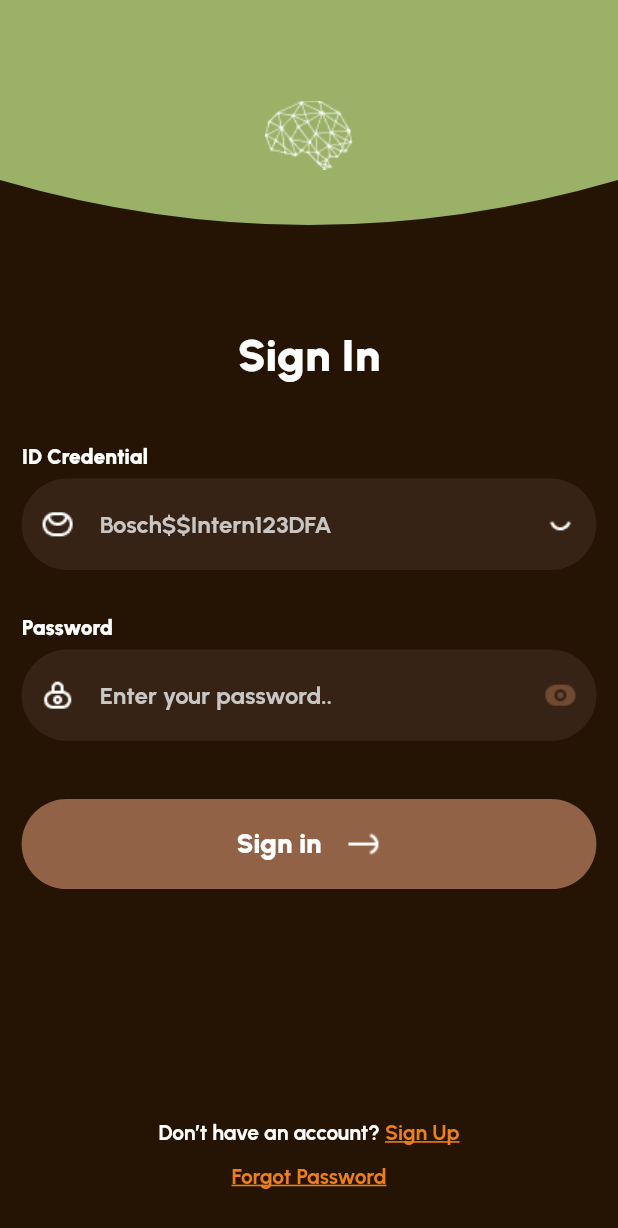
After one commit to HoucemHb/BrainPulse_SolutionChallenge, a Flutter app: the _LoginPageUI screen opened directly, on a phone screen of 412 x 824 dp. The commit adds this screen. Shown: the top 1228 px of the screen. Run offline on Flutter 3.47's test engine with Material 3 defaults, Android fonts, the phone set to English and light mode, and no system bars; our stand-ins replace bloc, flutter_bloc, flutter_native_splash, gap, google_fonts, just_audio and 3 more.

Commit message:
Feat(Login): login page ui

```diff
--- /dev/null
+++ b/lib/Features/Authentication/cubit/form_validator_cubit.dart
@@ -0,0 +1,52 @@
+import 'package:bloc/bloc.dart';
+import 'package:flutter/material.dart';
+import 'package:meta/meta.dart';
+
+part 'form_validator_state.dart';
+
+class FormValidatorCubit extends Cubit<FormValidatorState> {
+  FormValidatorCubit() : super(const FormValidatorUpdate());
+
+  void initForm({
+    String ID = '',
+    String password = '',
+  }) {
+    emit(state.copyWith(
+      ID: ID,
+      password: password,
+    ));
+  }
+
+  void updateID(String? ID) {
+    emit(state.copyWith(ID: ID));
+  }
+
+  void updatePassword(String? password) {
+    emit(state.copyWith(password: password));
+  }
+
+  void toggleObscureText() {
+    emit(state.copyWith(obscureText: !state.obscureText));
+  }
+
+  void toggleIsErrorID(bool value) {
+    emit(state.copyWith(isErrorID: value));
+  }
+
+  void toggleIsErrorPassword(bool value) {
+    emit(state.copyWith(isErrorPassword: value));
+  }
+
+  void toggleIsSelectedID(bool value) {
+    emit(state.copyWith(isSelectedID: value));
+  }
+
+  void toggleIsSelectedPassword(bool value) {
+    emit(state.copyWith(isSelectedPassword: value));
+  }
+
+  void reset() {
+    emit(const FormValidatorUpdate());
+  }
+
+}
--- /dev/null
+++ b/lib/Features/Authentication/cubit/form_validator_state.dart
@@ -0,0 +1,69 @@
+part of 'form_validator_cubit.dart';
+
+@immutable
+abstract class FormValidatorState {
+  final String ID;
+  final String password;
+  final bool obscureText;
+  final bool isErrorID;
+  final bool isErrorPassword;
+  final bool isSelectedID;
+  final bool isSelectedPassword;
+
+  const FormValidatorState({
+    this.isErrorID = false,
+    this.isErrorPassword = false,
+    this.ID = '',
+    this.password = '',
+    this.obscureText = true,
+    this.isSelectedID = false,
+    this.isSelectedPassword = false,
+  });
+
+  FormValidatorState copyWith(
+      {String? ID,
+      String? password,
+      bool? obscureText,
+      bool? isErrorID,
+      bool? isErrorPassword,
+      bool? isSelectedID,
+      bool? isSelectedPassword});
+}
+
+class FormValidatorUpdate extends FormValidatorState {
+  const FormValidatorUpdate({
+    String ID = '',
+    String password = '',
+    bool obscureText = true,
+    bool isErrorId = false,
+    bool isErrorPassword = false,
+    bool isSelectedID = false,
+    bool isSelctedPassword = false,
+  }) : super(
+            ID: ID,
+            password: password,
+            obscureText: obscureText,
+            isErrorID: isErrorId,
+            isErrorPassword: isErrorPassword,
+            isSelectedID: isSelectedID,
+            isSelectedPassword: isSelctedPassword);
+
+  @override
+  FormValidatorUpdate copyWith(
+      {String? ID,
+      String? password,
+      bool? obscureText,
+      bool? isErrorID,
+      bool? isErrorPassword,
+      bool? isSelectedID,
+      bool? isSelectedPassword}) {
+    return FormValidatorUpdate(
+        ID: ID ?? this.ID,
+        password: password ?? this.password,
+        obscureText: obscureText ?? this.obscureText,
+        isErrorId: isErrorID ?? this.isErrorID,
+        isErrorPassword: isErrorPassword ?? this.isErrorPassword,
+        isSelectedID: isSelectedID ?? this.isSelectedID,
+        isSelctedPassword: isSelectedPassword ?? this.isSelectedPassword);
+  }
+}
--- /dev/null
+++ b/lib/Features/Authentication/pages/login_page.dart
@@ -0,0 +1,405 @@
+import 'package:brain_pulse/Features/Authentication/cubit/form_validator_cubit.dart';
+import 'package:brain_pulse/Features/Authentication/utils/brain_header.dart';
+import 'package:brain_pulse/Global/main_button.dart';
+import 'package:brain_pulse/Theme/pallette.dart';
+import 'package:flutter/material.dart';
+import 'package:flutter_bloc/flutter_bloc.dart';
+import 'package:gap/gap.dart';
+import 'package:sizer/sizer.dart';
+
+class LoginPage extends StatelessWidget {
+  const LoginPage({super.key});
+
+  @override
+  Widget build(BuildContext context) {
+    return BlocProvider(
+      create: (context) => FormValidatorCubit(),
+      child: const _LoginPageUI(),
+    );
+  }
+}
+
+class _LoginPageUI extends StatefulWidget {
+  const _LoginPageUI({
+    super.key,
+  });
+
+  @override
+  State<_LoginPageUI> createState() => _LoginPageUIState();
+}
+
+class _LoginPageUIState extends State<_LoginPageUI> {
+  late GlobalKey<FormFieldState<String>> _credentialKey;
+  late GlobalKey<FormFieldState<String>> _passKey;
+  late GlobalKey<FormFieldState<String>> _loginFormKey;
+  final TextEditingController _idController = TextEditingController();
+  final TextEditingController _passController = TextEditingController();
+  @override
+  void initState() {
+    // TODO: implement initState
+    _credentialKey = GlobalKey();
+    _passKey = GlobalKey();
+    _loginFormKey = GlobalKey();
+    super.initState();
+  }
+
+  @override
+  Widget build(BuildContext context) {
+    return Scaffold(
+      resizeToAvoidBottomInset: false,
+      backgroundColor: AppColors.marron,
+      body: Padding(
+        padding: const EdgeInsets.only(bottom: 30),
+        child: Column(
+          mainAxisSize: MainAxisSize.max,
+          mainAxisAlignment: MainAxisAlignment.start,
+          crossAxisAlignment: CrossAxisAlignment.center,
+          children: [
+            //Header
+            const BrainHeader(),
+            const Gap(40),
+
+            //title
+            Text(
+              "Sign In",
+              style: Theme.of(context).textTheme.displayLarge,
+            ),
+            const Gap(40),
+            //Form
+            BlocBuilder<FormValidatorCubit, FormValidatorState>(
+              builder: (context, state) {
+                final formCubit = context.read<FormValidatorCubit>();
+
+                return Form(
+                  key: _loginFormKey,
+                  child: SizedBox(
+                    width: 93.w,
+                    child: Column(
+                      children: [
+                        IDCredentialInput(
+                            credentialKey: _credentialKey,
+                            formCubit: formCubit,
+                            controller: _idController),
+                        const Gap(15),
+                        PasswordInput(
+                            passKey: _passKey,
+                            formCubit: formCubit,
+                            controller: _passController),
+                        const Gap(20),
+                      ],
+                    ),
+                  ),
+                );
+              },
+            ),
+            MainButton(
+                color: AppColors.marronSecondary,
+                text: "Sign in",
+                iconPath: "assets/images/arrow_forword.png",
+                onPressed: () {
+                  _loginFormKey.currentState?.validate();
+                }),
+            const Spacer(),
+            GestureDetector(
+              onTap: () {
+                //TODOO:
+              },
+              child: Text.rich(
+                TextSpan(
+                  children: [
+                    TextSpan(
+                        text: 'Don’t have an account? ',
+                        style: Theme.of(context)
+                            .textTheme
+                            .labelMedium!
+                            .copyWith(fontSize: 14)),
+                    TextSpan(
+                      text: 'Sign Up',
+                      style: Theme.of(context).textTheme.labelMedium!.copyWith(
+                          fontSize: 14,
+                          color: AppColors.orange,
+                          decoration: TextDecoration.underline,
+                          decorationColor: AppColors.orange,
+                          decorationThickness: 3),
+                    ),
+                  ],
+                ),
+                textAlign: TextAlign.center,
+              ),
+            ),
+            const Gap(10),
+
+            GestureDetector(
+              onTap: () {
+                //TODO:
+              },
+              child: Text(
+                "Forgot Password",
+                style: Theme.of(context).textTheme.labelMedium!.copyWith(
+                    decorationColor: AppColors.orange,
+                    decorationThickness: 3,
+                    fontSize: 14,
+                    color: AppColors.orange,
+                    decoration: TextDecoration.underline),
+              ),
+            ),
+          ],
+        ),
+      ),
+    );
+  }
+}
+
+class IDCredentialInput extends StatelessWidget {
+  const IDCredentialInput(
+      {super.key,
+      required GlobalKey<FormFieldState<String>> credentialKey,
+      required this.formCubit,
+      required this.controller})
+      : _credentialKey = credentialKey;
+
+  final GlobalKey<FormFieldState<String>> _credentialKey;
+  final FormValidatorCubit formCubit;
+  final TextEditingController controller;
+
+  @override
+  Widget build(BuildContext context) {
+    return Input(
+      controller: controller,
+      inputKey: _credentialKey,
+      isSelcted: formCubit.state.isSelectedID,
+      isError: formCubit.state.isErrorID,
+      labelText: 'ID Credential',
+      hintText: 'Bosch\$\$Intern123DFA',
+      error: Text.rich(
+        TextSpan(children: [
+          TextSpan(
+              text: "Invalid ID! Please Try Again or Contact ",
+              style: Theme.of(context)
+                  .textTheme
+                  .labelMedium!
+                  .copyWith(color: AppColors.orange, fontSize: 11)),
+          TextSpan(
+              text: "Support For Assistance",
+              style: Theme.of(context)
+                  .textTheme
+                  .labelMedium!
+                  .copyWith(fontSize: 11))
+        ]),
+      ),
+      onFocusChange: (value) {
+        formCubit.toggleIsSelectedID(value);
+        if (!value) if (_credentialKey.currentState!.validate()) {
+          print("Text is valid");
+        } else {
+          print('text mahouwech');
+          // formCubit.toggleIsErrorID(true);
+        }
+      },
+      validator: (value) {
+        if (value == null || value.isEmpty) {
+          formCubit.toggleIsErrorID(true);
+        } else {
+          formCubit.toggleIsErrorID(false);
+        }
+        return null;
+      },
+      prefixIcon: "assets/images/email.png",
+      suffixIcon: Image.asset("assets/images/down.png"),
+    );
+  }
+}
+
+class PasswordInput extends StatelessWidget {
+  const PasswordInput(
+      {super.key,
+      required GlobalKey<FormFieldState<String>> passKey,
+      required this.formCubit,
+      required this.controller})
+      : _passKey = passKey;
+
+  final GlobalKey<FormFieldState<String>> _passKey;
+  final FormValidatorCubit formCubit;
+  final TextEditingController controller;
+
+  @override
+  Widget build(BuildContext context) {
+    return Input(
+      controller: controller,
+      obscureText: formCubit.state.obscureText,
+      inputKey: _passKey,
+      isSelcted: formCubit.state.isSelectedPassword,
+      isError: formCubit.state.isErrorPassword,
+      labelText: "Password",
+      hintText: "Enter your password..",
+      error: Text(
+        "Please enter a valid password",
+        textAlign: TextAlign.start,
+        style: Theme.of(context)
+            .textTheme
+            .labelMedium!
+            .copyWith(color: AppColors.orange, fontSize: 11),
+      ),
+      onFocusChange: (value) {
+        formCubit.toggleIsSelectedPassword(value);
+        if (!value) {
+          if (_passKey.currentState!.validate()) {
+            print("Text is valid");
+          } else {
+            print('text mahouwech');
+            // formCubit.toggleIsErrorID(true);
+          }
+        }
+      },
+      validator: (value) {
+        if (value == null || value.isEmpty) {
+          formCubit.toggleIsErrorPassword(true);
+        } else {
+          formCubit.toggleIsErrorPassword(false);
+        }
+        return null;
+      },
+      prefixIcon: "assets/images/lock_icon.png",
+      suffixIcon: GestureDetector(
+        onTap: () {
+          formCubit.toggleObscureText();
+        },
+        child: Image.asset("assets/images/eye.png",
+            color: formCubit.state.obscureText ? null : Colors.white),
+      ),
+    );
+  }
+}
+
+class Input extends StatelessWidget {
+  final String prefixIcon;
+  final Widget suffixIcon;
+  final String labelText;
+  final String hintText;
+  final Widget error;
+  final bool isError;
+  final bool isSelcted;
+  final bool obscureText;
+  final Function(bool) onFocusChange;
+  final String? Function(String?)? validator;
+  final GlobalKey<FormFieldState> inputKey;
+  final TextEditingController controller;
+  const Input({
+    super.key,
+    required this.labelText,
+    required this.error,
+    required this.isError,
+    required this.isSelcted,
+    required this.onFocusChange,
+    required this.validator,
+    required this.prefixIcon,
+    required this.suffixIcon,
+    required this.inputKey,
+    required this.hintText,
+    this.obscureText = false,
+    required this.controller,
+  });
+
+  @override
+  Widget build(BuildContext context) {
+    print(labelText);
+    print(isError);
+    print(isSelcted);
+    return Column(
+      crossAxisAlignment: CrossAxisAlignment.start,
+      children: [
+        Text(
+          labelText,
+          style: Theme.of(context).textTheme.labelLarge!.copyWith(fontSize: 14),
+        ),
+        const Gap(5),
+        DecoratedBox(
+          decoration: BoxDecoration(
+              borderRadius: BorderRadius.circular(1234),
+              boxShadow: isError
+                  ? [
+                      BoxShadow(
+                          color: AppColors.orange.withOpacity(0.3),
+                          offset: Offset.zero,
+                          blurRadius: 0,
+                          spreadRadius: 4)
+                    ]
+                  : isSelcted
+                      ? [
+                          BoxShadow(
+                              color: AppColors.green.withOpacity(0.3),
+                              offset: Offset.zero,
+                              blurRadius: 0,
+                              spreadRadius: 4)
+                        ]
+                      : null),
+          child: Focus(
+            onFocusChange: onFocusChange,
+            child: Column(
+              children: [
+                TextFormField(
+                    onChanged: (value) {
+                      print(controller.text);
+                    },
+                    controller: controller,
+                    textInputAction: TextInputAction.next,
+                    obscureText: obscureText,
+                    obscuringCharacter: '*',
+                    clipBehavior: Clip.antiAlias,
+                    key: inputKey,
+                    decoration: InputDecoration(
+                      hintText: hintText,
+                      hintStyle: Theme.of(context)
+                          .textTheme
+                          .labelMedium!
+                          .copyWith(color: AppColors.lightGrey, fontSize: 16),
+                      contentPadding: const EdgeInsets.all(20),
+                      prefixIcon: Image.asset(prefixIcon),
+                      suffixIcon: suffixIcon,
+                      filled: true,
+                      fillColor: AppColors.marronSecondary2,
+                      border: InputBorder.none,
+                      disabledBorder: OutlineInputBorder(
+                          borderSide: BorderSide.none,
+                          borderRadius: BorderRadius.circular(1234)),
+                      enabledBorder: OutlineInputBorder(
+                          borderSide: BorderSide.none,
+                          borderRadius: BorderRadius.circular(1234)),
+                      focusedBorder: OutlineInputBorder(
+                          borderSide: BorderSide(
+                              color:
+                                  isError ? AppColors.orange : AppColors.green),
+                          borderRadius: BorderRadius.circular(1234)),
+                      errorBorder: OutlineInputBorder(
+                          borderSide: const BorderSide(color: AppColors.orange),
+                          borderRadius: BorderRadius.circular(1234)),
+                      focusedErrorBorder: OutlineInputBorder(
+                          borderSide: const BorderSide(color: AppColors.orange),
+                          borderRadius: BorderRadius.circular(1234)),
+                    ),
+                    style: Theme.of(context)
+                        .textTheme
+                        .labelMedium!
+                        .copyWith(fontSize: 16),
+                    validator: validator),
+              ],
+            ),
+          ),
+        ),
+        const Gap(13),
+        isError
+            ? Container(
+                width: 100.w,
+                padding:
+                    const EdgeInsets.symmetric(vertical: 7, horizontal: 12),
+                decoration: BoxDecoration(
+                  color: const Color(0xff432500),
+                  borderRadius: BorderRadius.circular(1234),
+                  border: Border.all(color: AppColors.orange),
+                ),
+                child: error)
+            : Container(),
+      ],
+    );
+  }
+}
--- /dev/null
+++ b/lib/Features/Authentication/utils/brain_header.dart
@@ -0,0 +1,43 @@
+import 'package:brain_pulse/Theme/pallette.dart';
+import 'package:flutter/material.dart';
+import 'package:sizer/sizer.dart';
+
+class BrainHeader extends StatelessWidget {
+  const BrainHeader({super.key});
+
+  @override
+  Widget build(BuildContext context) {
+    return ClipPath(
+      clipper: _BrainHeaderClipper(),
+      child: Container(
+        width: 100.w,
+        height: 180,
+        color: AppColors.green,
+        child: Center(
+            child: Image.asset(
+          "assets/images/brainsvg.png",
+          color: Colors.white,
+        )),
+      ),
+    );
+  }
+}
+
+class _BrainHeaderClipper extends CustomClipper<Path> {
+  @override
+  Path getClip(Size size) {
+    var path = Path();
+
+    path.lineTo(0, size.height - 60);
+    path.quadraticBezierTo(
+        size.width / 2, size.height, size.width, size.height - 60);
+    path.lineTo(size.width, 0);
+    path.close();
+    return path;
+  }
+
+  @override
+  bool shouldReclip(covariant CustomClipper<Path> oldClipper) {
+    return true;
+  }
+}
--- a/lib/Global/main_button.dart
+++ b/lib/Global/main_button.dart
@@ -21,8 +21,8 @@ class MainButton extends StatelessWidget {
     return TextButton(
       onPressed: onPressed,
       child: Container(
-        height: 56,
-        width: 90.w,
+        height: 60,
+        width: 93.w,
         decoration: BoxDecoration(
             borderRadius: BorderRadius.circular(100),
             color: color),
--- a/lib/Theme/font.dart
+++ b/lib/Theme/font.dart
@@ -41,7 +41,7 @@ abstract class AppFonts {
       color: Colors.white,
       letterSpacing: -0.004);
   static final bold = GoogleFonts.urbanist(
-      fontSize: 18,
+      fontSize: 16,
       fontWeight: FontWeight.bold,
       color: Colors.white,
       letterSpacing: -0.004);
--- a/lib/main.dart
+++ b/lib/main.dart
@@ -1,4 +1,5 @@
 import 'package:bloc/bloc.dart';
+import 'package:brain_pulse/Features/Authentication/pages/login_page.dart';
 import 'package:brain_pulse/Features/ChatBot/bloc/message_bloc.dart';
 import 'package:brain_pulse/Features/ChatBot/pages/chat_conversation.dart';
 import 'package:brain_pulse/Features/ChatBot/pages/new_conversation.dart';
```
Also changed, not shown: assets/images/down.png (added), assets/images/email.png (added), assets/images/eye.png (added), assets/images/lock_icon.png (added).
